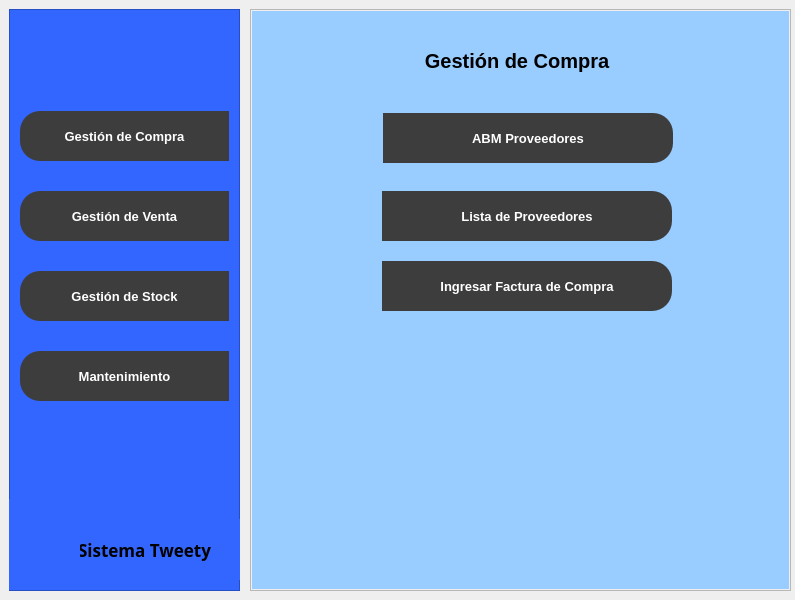
Qt form Views/menuprincipal.ui (Miguel8819/Sistema_TweetyTesis) before a commit.
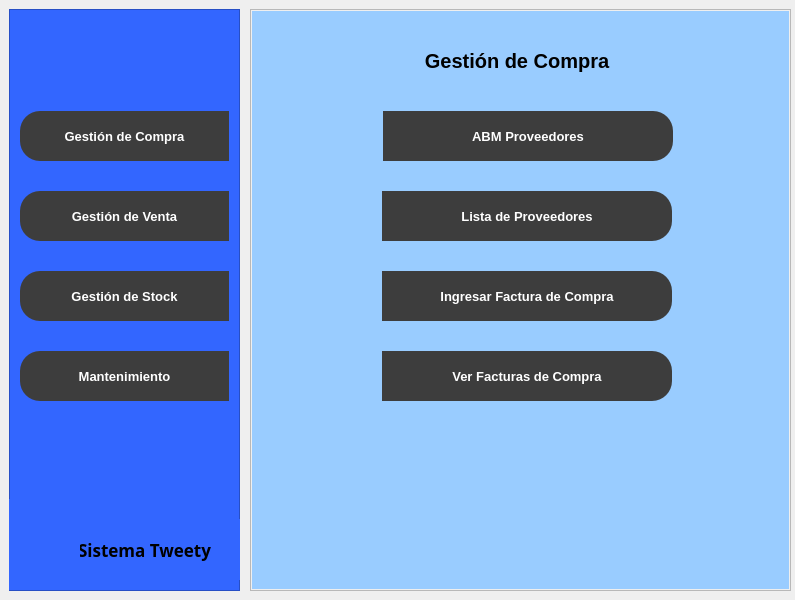
The same form after that commit. Icons and pictures are not drawn.

```diff
--- a/Views/menuprincipal.ui
+++ b/Views/menuprincipal.ui
@@ -333,7 +333,7 @@
         <property name="geometry">
          <rect>
           <x>131</x>
-          <y>102</y>
+          <y>100</y>
           <width>290</width>
           <height>50</height>
          </rect>
@@ -390,7 +390,7 @@
         <property name="geometry">
          <rect>
           <x>130</x>
-          <y>250</y>
+          <y>260</y>
           <width>290</width>
           <height>50</height>
          </rect>
@@ -438,6 +438,32 @@
          <string>Lista de Proveedores</string>
         </property>
        </widget>
+       <widget class="QPushButton" name="btn_listaFactCompra">
+        <property name="geometry">
+         <rect>
+          <x>130</x>
+          <y>340</y>
+          <width>290</width>
+          <height>50</height>
+         </rect>
+        </property>
+        <property name="minimumSize">
+         <size>
+          <width>290</width>
+          <height>50</height>
+         </size>
+        </property>
+        <property name="font">
+         <font>
+          <pointsize>10</pointsize>
+          <weight>75</weight>
+          <bold>true</bold>
+         </font>
+        </property>
+        <property name="text">
+         <string>Ver Facturas de Compra</string>
+        </property>
+       </widget>
       </widget>
       <widget class="QWidget" name="page_gestionVenta">
        <property name="styleSheet">
```
Left out of the diff: 10 changed lines with no effect on the pictures.
